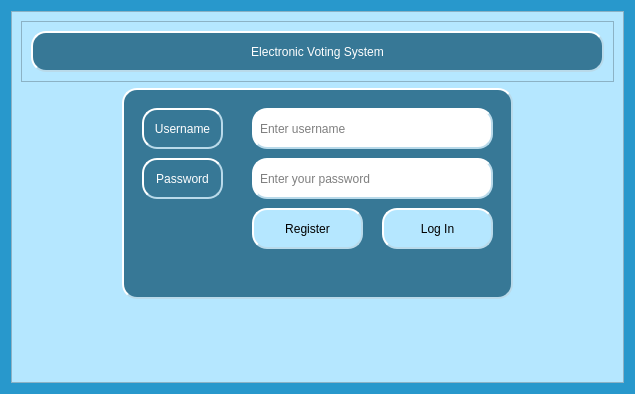
Before: the Qt Designer form ui/login.ui in KotoJallow/Voting-System, drawn with Qt 5.
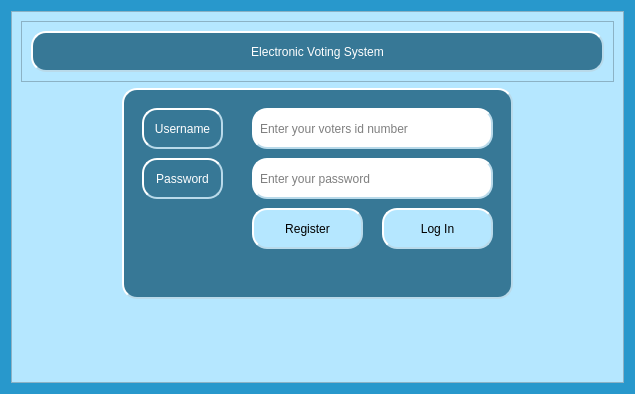
After: the same form once the commit is applied.

Commit message: set vote ui

Patch:
```diff
--- a/ui/login.ui
+++ b/ui/login.ui
@@ -117,7 +117,7 @@
 background-color: #fff;</string>
          </property>
          <property name="placeholderText">
-          <string>Enter username</string>
+          <string>Enter your voters id number</string>
          </property>
         </widget>
         <widget class="QLineEdit" name="lineEditPassword">
```
The commit also changes 2 other files.
